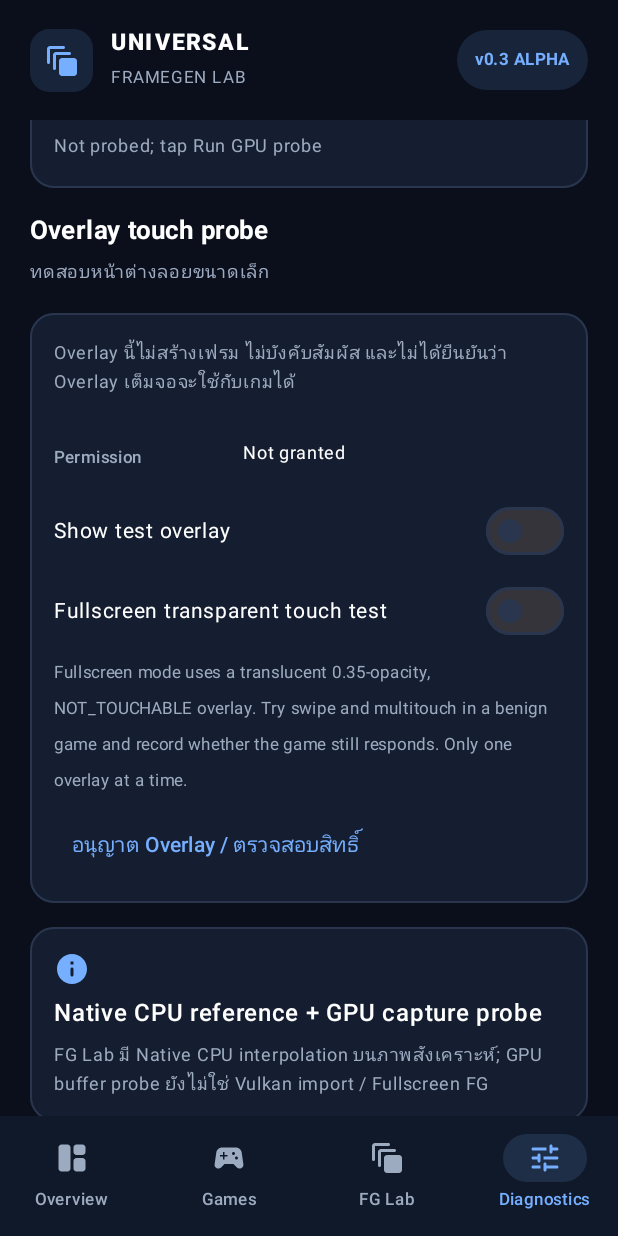
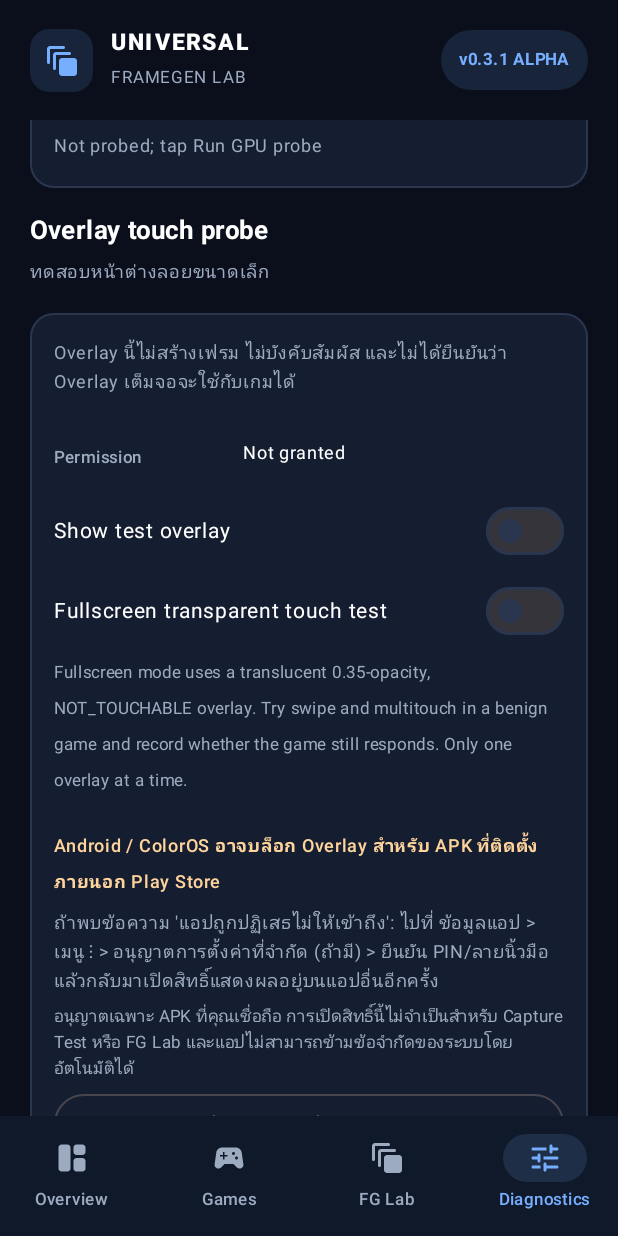
Before and after one commit to BunnyBubui/Android-Frame-Gen, an Android app built with Jetpack Compose: the screen it shows after launch (MainActivity), item 4 of the bottom bar chosen, scrolled down 464 dp, on a phone screen of 412 x 824 dp. Run offline under Robolectric (Android 15) with nearby library versions, the phone set to English and light mode, and no system bars; 3 statements that could not run were skipped.

Commit message:
fix(android): explain restricted overlay access and refresh permission on resume (v0.3.1)

```diff
--- a/app/build.gradle.kts
+++ b/app/build.gradle.kts
@@ -12,8 +12,8 @@ android {
         applicationId = "com.universalframegen"
         minSdk = 31
         targetSdk = 35
-        versionCode = 3
-        versionName = "0.3.0-alpha"
+        versionCode = 4
+        versionName = "0.3.1-alpha"
     }
 
     buildTypes {
--- a/app/src/main/java/com/universalframegen/MainActivity.kt
+++ b/app/src/main/java/com/universalframegen/MainActivity.kt
@@ -11,6 +11,7 @@ import androidx.activity.ComponentActivity
 import androidx.activity.compose.setContent
 import androidx.activity.result.contract.ActivityResultContracts
 import androidx.core.content.ContextCompat
+import androidx.compose.runtime.mutableStateOf
 import com.universalframegen.capture.FrameCaptureService
 import com.universalframegen.capture.CaptureStatus
 import com.universalframegen.capture.CaptureTelemetry
@@ -20,6 +21,7 @@ import com.universalframegen.overlay.OverlayProbe
 import com.universalframegen.ui.FrameGenScreen
 
 class MainActivity : ComponentActivity() {
+    private val overlayPermissionGranted = mutableStateOf(false)
     private lateinit var overlay: OverlayProbe
     private var pendingGpuMode = false
 
@@ -43,6 +45,7 @@ class MainActivity : ComponentActivity() {
     override fun onCreate(savedInstanceState: Bundle?) {
         super.onCreate(savedInstanceState)
         overlay = OverlayProbe(applicationContext)
+        overlayPermissionGranted.value = Settings.canDrawOverlays(this)
         setContent {
             FrameGenScreen(
                 report = DeviceDiagnostics.scan(this),
@@ -59,6 +62,10 @@ class MainActivity : ComponentActivity() {
                         .setAction(FrameCaptureService.ACTION_STOP))
                 },
                 overlayAllowed = { Settings.canDrawOverlays(this) },
+                overlayPermissionGranted = overlayPermissionGranted.value,
+                openAppInfo = {
+                    startActivity(Intent(Settings.ACTION_APPLICATION_DETAILS_SETTINGS, Uri.parse("package:$packageName")))
+                },
                 requestOverlayPermission = {
                     val settings = Intent(
                         Settings.ACTION_MANAGE_OVERLAY_PERMISSION,
@@ -78,6 +85,12 @@ class MainActivity : ComponentActivity() {
         }
     }
 
+    override fun onResume() {
+        super.onResume()
+        // Re-check after returning from ColorOS / Android special access settings.
+        overlayPermissionGranted.value = Settings.canDrawOverlays(this)
+    }
+
     override fun onDestroy() {
         overlay.hide()
         super.onDestroy()
--- a/app/src/main/java/com/universalframegen/ui/FrameGenScreen.kt
+++ b/app/src/main/java/com/universalframegen/ui/FrameGenScreen.kt
@@ -48,6 +48,8 @@ fun FrameGenScreen(
     startCapture: (Boolean) -> Unit,
     stopCapture: () -> Unit,
     overlayAllowed: () -> Boolean,
+    overlayPermissionGranted: Boolean,
+    openAppInfo: () -> Unit,
     requestOverlayPermission: () -> Unit,
     overlayVisible: () -> Boolean,
     toggleOverlay: (Boolean) -> Boolean,
@@ -56,7 +58,7 @@ fun FrameGenScreen(
 ) {
     val status by CaptureTelemetry.status.collectAsState()
     var page by remember { mutableStateOf(Page.HOME) }
-    var allowed by remember { mutableStateOf(overlayAllowed()) }
+    val allowed = overlayPermissionGranted
     var overlayOn by remember { mutableStateOf(overlayVisible() && !fullscreenVisible()) }
     var fullscreenOn by remember { mutableStateOf(fullscreenVisible()) }
     var vulkanDetails by remember { mutableStateOf("Not probed; tap Run GPU probe") }
@@ -90,7 +92,7 @@ fun FrameGenScreen(
                         Text("FRAMEGEN LAB", color = Secondary, fontSize = 11.sp, letterSpacing = 1.1.sp)
                     }
                     Surface(color = Blue.copy(alpha = .13f), shape = RoundedCornerShape(30.dp)) {
-                        Text("v0.3 ALPHA", modifier = Modifier.padding(horizontal = 12.dp, vertical = 8.dp), color = Blue, fontSize = 11.sp, fontWeight = FontWeight.Bold)
+                        Text("v0.3.1 ALPHA", modifier = Modifier.padding(horizontal = 12.dp, vertical = 8.dp), color = Blue, fontSize = 11.sp, fontWeight = FontWeight.Bold)
                     }
                 }
             },
@@ -260,8 +262,7 @@ fun FrameGenScreen(
                         Row(Modifier.fillMaxWidth(), verticalAlignment = Alignment.CenterVertically) {
                             Text("Show test overlay", modifier = Modifier.weight(1f), fontSize = 14.sp)
                             Switch(checked = overlayOn, onCheckedChange = { desired ->
-                                allowed = overlayAllowed()
-                                if (desired && !allowed) requestOverlayPermission()
+                                if (desired && !overlayAllowed()) requestOverlayPermission()
                                 else {
                                     overlayOn = toggleOverlay(desired)
                                     fullscreenOn = fullscreenVisible()
@@ -271,8 +272,7 @@ fun FrameGenScreen(
                         Row(Modifier.fillMaxWidth(), verticalAlignment = Alignment.CenterVertically) {
                             Text("Fullscreen transparent touch test", modifier = Modifier.weight(1f), fontSize = 14.sp)
                             Switch(checked = fullscreenOn, onCheckedChange = { desired ->
-                                allowed = overlayAllowed()
-                                if (desired && !allowed) requestOverlayPermission()
+                                if (desired && !overlayAllowed()) requestOverlayPermission()
                                 else {
                                     fullscreenOn = toggleFullscreenOverlay(desired)
                                     overlayOn = overlayVisible() && !fullscreenVisible()
@@ -281,10 +281,22 @@ fun FrameGenScreen(
                         }
                         Text("Fullscreen mode uses a translucent 0.35-opacity, NOT_TOUCHABLE overlay. Try swipe and multitouch in a benign game and record whether the game still responds. Only one overlay at a time.", color = Secondary, fontSize = 11.sp)
                         if (!allowed) {
-                            TextButton(onClick = {
-                                allowed = overlayAllowed()
-                                if (!allowed) requestOverlayPermission()
-                            }) { Text("อนุญาต Overlay / ตรวจสอบสิทธิ์") }
+                            Spacer(Modifier.height(8.dp))
+                            Text("Android / ColorOS อาจบล็อก Overlay สำหรับ APK ที่ติดตั้งภายนอก Play Store", fontWeight = FontWeight.SemiBold, color = Color(0xFFFFD49C), fontSize = 12.sp)
+                            Text(
+                                "ถ้าพบข้อความ 'แอปถูกปฏิเสธไม่ให้เข้าถึง': ไปที่ ข้อมูลแอป > เมนู ⋮ > อนุญาตการตั้งค่าที่จำกัด (ถ้ามี) > ยืนยัน PIN/ลายนิ้วมือ แล้วกลับมาเปิดสิทธิ์แสดงผลอยู่บนแอปอื่นอีกครั้ง",
+                                color = Secondary, fontSize = 12.sp, lineHeight = 19.sp
+                            )
+                            Text(
+                                "อนุญาตเฉพาะ APK ที่คุณเชื่อถือ การเปิดสิทธิ์นี้ไม่จำเป็นสำหรับ Capture Test หรือ FG Lab และแอปไม่สามารถข้ามข้อจำกัดของระบบโดยอัตโนมัติได้",
+                                color = Secondary, fontSize = 11.sp, lineHeight = 17.sp
+                            )
+                            OutlinedButton(onClick = openAppInfo, modifier = Modifier.fillMaxWidth()) {
+                                Text("เปิดข้อมูลแอป (App info)")
+                            }
+                            TextButton(onClick = { requestOverlayPermission() }) {
+                                Text("ลองเปิดการตั้งค่า Overlay อีกครั้ง")
+                            }
                         }
                     }
                     PanelCard {
```
Also changed, not shown: 1 other file.
